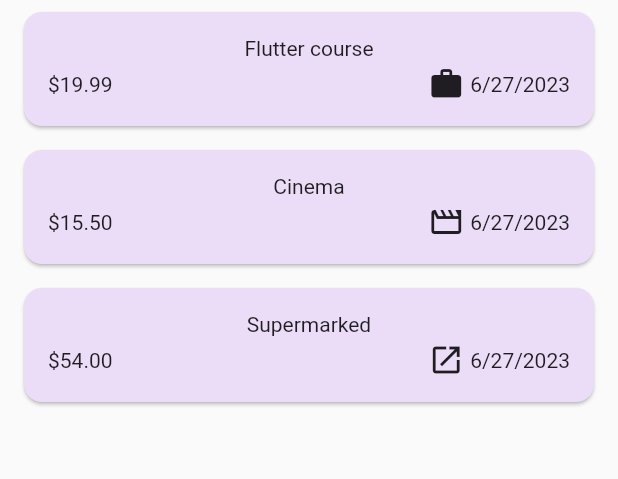
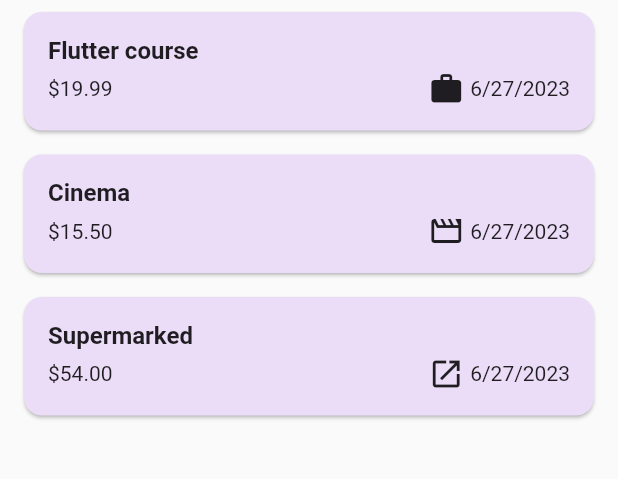
Before and after one commit to elianaferreira/expense_tracker, a Flutter app: the screen it shows after launch, on a phone screen of 412 x 824 dp, the part 108-587 px from its top. Run offline on Flutter 3.47's test engine with Material 2 defaults, Android fonts, the phone set to English and light mode, and no system bars.

Commit message:
use main theme for specific elements

```diff
--- a/lib/components/expense_item.dart
+++ b/lib/components/expense_item.dart
@@ -12,8 +12,14 @@ class ExpenseItem extends StatelessWidget {
     return Card(
       child: Padding(
         padding: const EdgeInsets.all(Dimens.padding),
-        child: Column(children: [
-          Text(expense.title),
+        child: Column(crossAxisAlignment: CrossAxisAlignment.start, children: [
+          Text(
+            expense.title,
+            style: Theme.of(context)
+                .textTheme
+                .titleMedium!
+                .copyWith(fontWeight: FontWeight.bold),
+          ),
           const SizedBox(height: Dimens.space),
           Row(
             children: [
--- a/lib/components/expenses_list.dart
+++ b/lib/components/expenses_list.dart
@@ -14,6 +14,10 @@ class ExpensesList extends StatelessWidget {
     return ListView.builder(
       itemCount: expenses.length,
       itemBuilder: (ctx, index) => Dismissible(
+        background: Container(
+          color: Theme.of(context).colorScheme.error.withOpacity(0.50),
+          margin: Theme.of(context).cardTheme.margin,
+        ),
         key: ValueKey(expenses[index]),
         onDismissed: (direction) {
           onRemoveExpense(expenses[index]);
```
